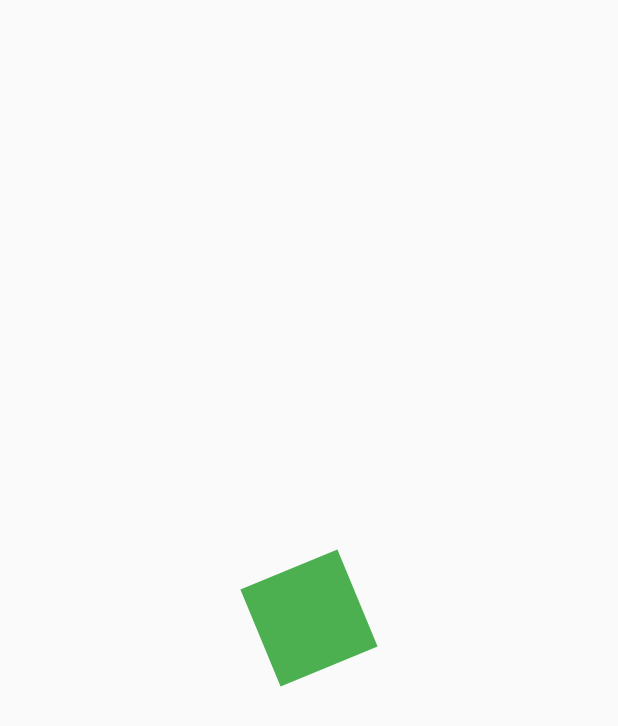
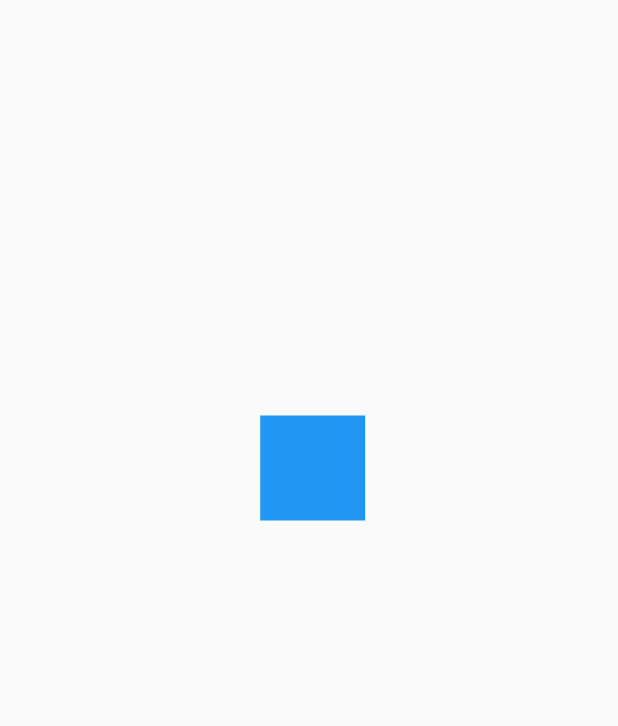
Before and after one commit to ElAdrixHD/animaciones_flutter, a Flutter app: the screen it shows after launch, on a phone screen of 412 x 824 dp. Shown: the top 726 px of the screen. Run offline on Flutter 3.47's test engine with Material 2 defaults, Android fonts, the phone set to English and light mode, and no system bars.

Commit message:
Terminado animaciones

```diff
--- a/lib/main.dart
+++ b/lib/main.dart
@@ -1,4 +1,5 @@
 import 'package:animaciones_flutter/src/pages/home.dart';
+import 'package:animaciones_flutter/src/retos/cuadrado_animado.dart';
 import 'package:flutter/material.dart';
 
 void main() {
@@ -12,9 +13,18 @@ class MyApp extends StatelessWidget {
     return MaterialApp(
       title: 'Animaciones',
       debugShowCheckedModeBanner: false,
-      initialRoute: HomePage.route,
-      routes: {
-        HomePage.route : (BuildContext context) => HomePage(),
+      initialRoute: CuadradoAnimadoPage.route,
+      onGenerateRoute: (settings){
+        switch(settings.name){
+          case HomePage.route:
+            return MaterialPageRoute(builder: (_) => HomePage());
+
+          case CuadradoAnimadoPage.route:
+            return MaterialPageRoute(builder: (_) => CuadradoAnimadoPage());
+
+          default:
+           return MaterialPageRoute(builder: (_) => HomePage());
+        }
       },
     );
   }
--- /dev/null
+++ b/lib/src/retos/cuadrado_animado.dart
@@ -0,0 +1,86 @@
+import 'package:flutter/material.dart';
+
+class CuadradoAnimadoPage extends StatelessWidget {
+  static const route = "/cuadrado";
+  @override
+  Widget build(BuildContext context) {
+    return Scaffold(
+      body: Center(child: _CuadradoAnimado(),),
+    );
+  }
+}
+
+class _CuadradoAnimado extends StatefulWidget {
+
+  @override
+  __CuadradoAnimadoState createState() => __CuadradoAnimadoState();
+}
+
+class __CuadradoAnimadoState extends State<_CuadradoAnimado> with SingleTickerProviderStateMixin{
+
+  AnimationController controller; //BounceOut
+  Animation<double> right;
+  Animation<double> top;
+  Animation<double> left;
+  Animation<double> bottom;
+
+  @override
+  void initState() {
+    controller = AnimationController(vsync: this, duration: Duration(milliseconds: 4500));
+
+    right = Tween(begin: 0.0, end: 100.0,).animate(
+      CurvedAnimation(parent: controller, curve: Interval(0,0.25,curve: Curves.bounceOut))
+    );
+    top = Tween(begin: 0.0, end: 100.0,).animate(
+      CurvedAnimation(parent: controller, curve: Interval(0.25,0.5,curve: Curves.bounceOut))
+    );
+    left = Tween(begin: 0.0, end: 100.0,).animate(
+      CurvedAnimation(parent: controller, curve: Interval(0.5,0.75,curve: Curves.bounceOut))
+    );
+    bottom = Tween(begin: 0.0, end: 100.0,).animate(
+      CurvedAnimation(parent: controller, curve: Interval(0.75,1,curve: Curves.bounceOut))
+    );
+
+
+    controller.addListener(() {
+      if(controller.status == AnimationStatus.completed){
+        controller.repeat();
+      }
+    });
+
+    controller.forward();
+    super.initState();
+  }
+
+  @override
+  void dispose() {
+    controller.dispose();
+    super.dispose();
+  }
+
+  @override
+  Widget build(BuildContext context) {
+    return AnimatedBuilder(
+        animation: controller,
+        child: _Rectangulo(),
+        builder: (cxt, child){
+          return Transform.translate(
+            offset: Offset(right.value - left.value, bottom.value - top.value),
+            child: child,);
+        },
+      );
+  }
+}
+
+class _Rectangulo extends StatelessWidget {
+  @override
+  Widget build(BuildContext context) {
+    return Container(
+       width: 70,
+       height: 70,
+       decoration: BoxDecoration(
+         color: Colors.blue,
+       ),
+    );
+  }
+}
```
Also changed, not shown: lib/src/pages/home.dart (+34 -6 lines).
